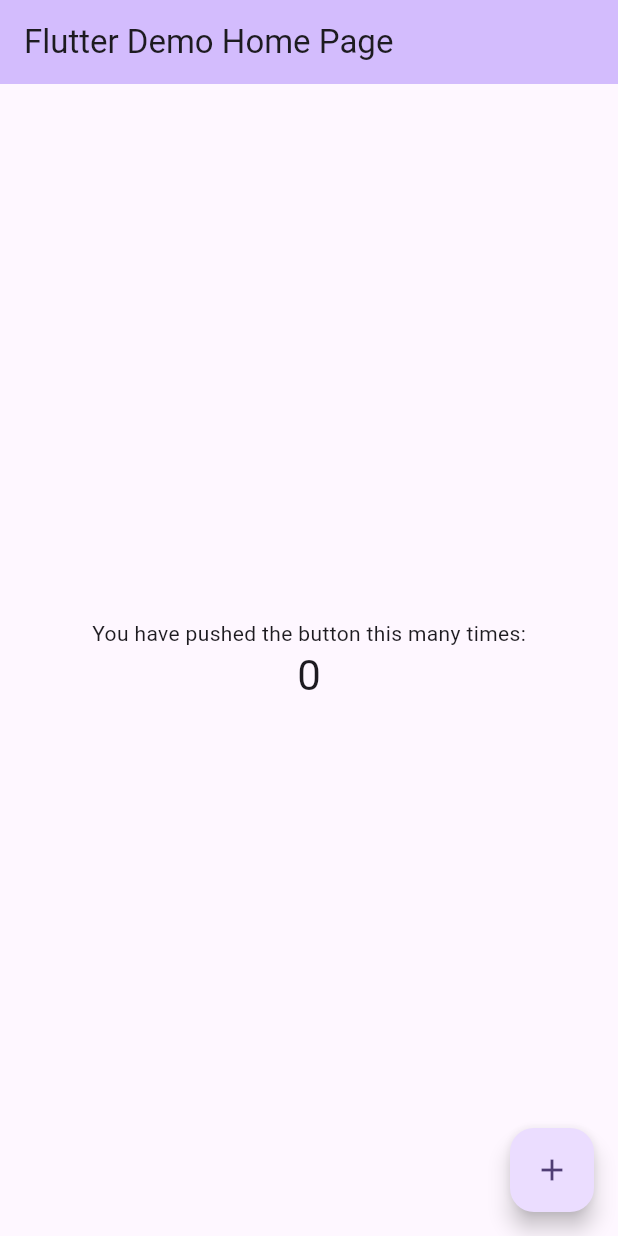
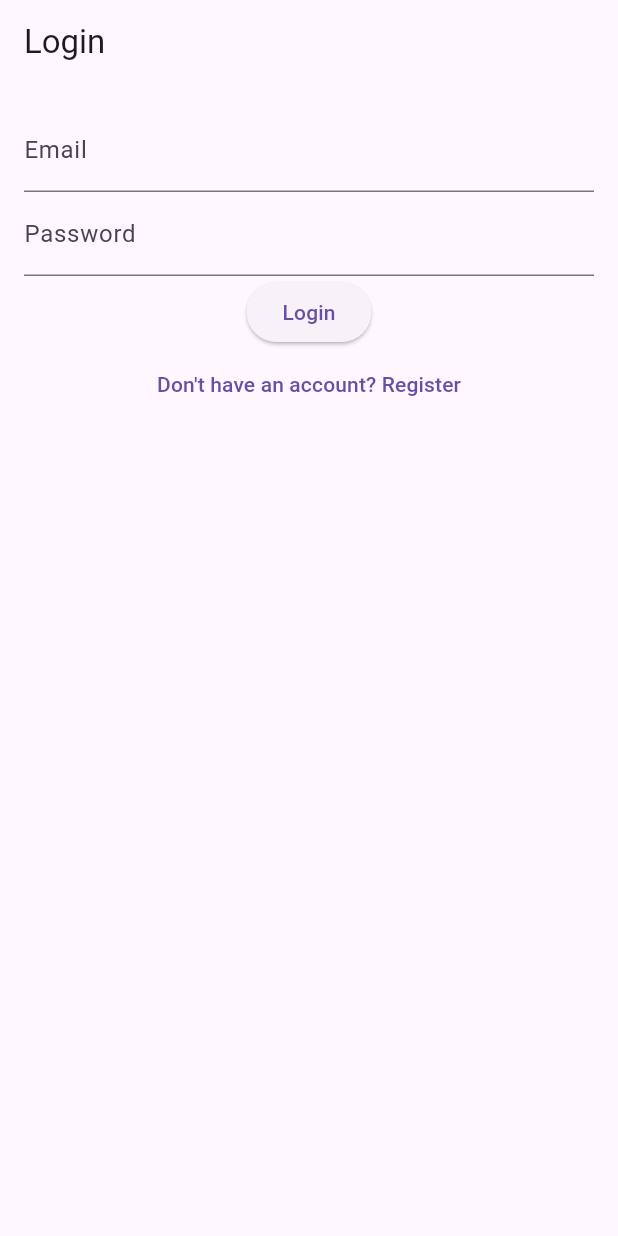
Before and after one commit to Orden14/Flutter-project, a Flutter app: the screen it shows after launch, on a phone screen of 412 x 824 dp. Run offline on Flutter 3.47's test engine with Material 3 defaults, Android fonts, the phone set to English and light mode, and no system bars; our stand-ins replace firebase_auth, firebase_core; accounts and stored records are empty.

Commit message:
add basic auth system with firebase

```diff
--- /dev/null
+++ b/lib/auth/login_page.dart
@@ -0,0 +1,99 @@
+import 'package:flutter/material.dart';
+import 'package:firebase_auth/firebase_auth.dart';
+import '../home/welcome_page.dart';
+
+class LoginPage extends StatefulWidget {
+  const LoginPage({super.key});
+
+  @override
+  State<LoginPage> createState() => _LoginPageState();
+}
+
+class _LoginPageState extends State<LoginPage> {
+  final emailController = TextEditingController();
+  final passwordController = TextEditingController();
+  bool isLogin = true;
+
+  Future<void> authenticate() async {
+    try {
+      if (isLogin) {
+        await FirebaseAuth.instance.signInWithEmailAndPassword(
+          email: emailController.text.trim(),
+          password: passwordController.text.trim(),
+        );
+      } else {
+        await FirebaseAuth.instance.createUserWithEmailAndPassword(
+          email: emailController.text.trim(),
+          password: passwordController.text.trim(),
+        );
+      }
+      // Only navigate if authentication succeeds
+      if (FirebaseAuth.instance.currentUser != null) {
+        Navigator.of(context).pushReplacement(
+          MaterialPageRoute(builder: (context) => const WelcomePage()),
+        );
+      }
+    } on FirebaseAuthException catch (e) {
+      String message;
+      switch (e.code) {
+        case 'user-not-found':
+          message = 'No user found for that email.';
+          break;
+        case 'wrong-password':
+          message = 'Wrong password provided.';
+          break;
+        case 'email-already-in-use':
+          message = 'Email is already in use.';
+          break;
+        case 'invalid-email':
+          message = 'Invalid email address.';
+          break;
+        case 'network-request-failed':
+          message = 'Network error. Please check your connection.';
+          break;
+        default:
+          message = 'Error: ${e.code}${e.message != null ? ' - ${e.message}' : ''}';
+      }
+      ScaffoldMessenger.of(context).showSnackBar(
+        SnackBar(content: Text(message)),
+      );
+    } catch (e) {
+      ScaffoldMessenger.of(context).showSnackBar(
+        SnackBar(content: Text('Unexpected error: ${e.toString()}')),
+      );
+    }
+  }
+
+  @override
+  Widget build(BuildContext context) {
+    return Scaffold(
+      appBar: AppBar(title: Text(isLogin ? 'Login' : 'Register')),
+      body: Padding(
+        padding: const EdgeInsets.all(16),
+        child: Column(
+          children: [
+            TextField(
+              controller: emailController,
+              decoration: const InputDecoration(labelText: 'Email'),
+            ),
+            TextField(
+              controller: passwordController,
+              decoration: const InputDecoration(labelText: 'Password'),
+              obscureText: true,
+            ),
+            ElevatedButton(
+              onPressed: authenticate,
+              child: Text(isLogin ? 'Login' : 'Register'),
+            ),
+            TextButton(
+              onPressed: () => setState(() => isLogin = !isLogin),
+              child: Text(isLogin
+                  ? 'Don\'t have an account? Register'
+                  : 'Already have an account? Login'),
+            ),
+          ],
+        ),
+      ),
+    );
+  }
+}
--- a/lib/main.dart
+++ b/lib/main.dart
@@ -1,122 +1,34 @@
 import 'package:flutter/material.dart';
+import 'auth/login_page.dart';
+import 'firebase_options.dart';
+import 'package:firebase_core/firebase_core.dart';
+import 'package:firebase_auth/firebase_auth.dart';
 
-void main() {
+import 'home/welcome_page.dart';
+
+void main() async {
+  WidgetsFlutterBinding.ensureInitialized();
+  await Firebase.initializeApp(
+    options: DefaultFirebaseOptions.currentPlatform,
+  );
   runApp(const MyApp());
 }
 
 class MyApp extends StatelessWidget {
   const MyApp({super.key});
-
-  // This widget is the root of your application.
   @override
   Widget build(BuildContext context) {
     return MaterialApp(
-      title: 'Flutter Demo',
-      theme: ThemeData(
-        // This is the theme of your application.
-        //
-        // TRY THIS: Try running your application with "flutter run". You'll see
-        // the application has a purple toolbar. Then, without quitting the app,
-        // try changing the seedColor in the colorScheme below to Colors.green
-        // and then invoke "hot reload" (save your changes or press the "hot
-        // reload" button in a Flutter-supported IDE, or press "r" if you used
-        // the command line to start the app).
-        //
-        // Notice that the counter didn't reset back to zero; the application
-        // state is not lost during the reload. To reset the state, use hot
-        // restart instead.
-        //
-        // This works for code too, not just values: Most code changes can be
-        // tested with just a hot reload.
-        colorScheme: ColorScheme.fromSeed(seedColor: Colors.deepPurple),
+      title: 'Flutter Firebase Auth',
+      home: StreamBuilder<User?>(
+        stream: FirebaseAuth.instance.authStateChanges(),
+        builder: (context, snapshot) {
+          if (snapshot.hasData) {
+            return const WelcomePage();
+          }
+          return const LoginPage();
+        },
       ),
-      home: const MyHomePage(title: 'Flutter Demo Home Page'),
     );
   }
 }
-
-class MyHomePage extends StatefulWidget {
-  const MyHomePage({super.key, required this.title});
-
-  // This widget is the home page of your application. It is stateful, meaning
-  // that it has a State object (defined below) that contains fields that affect
-  // how it looks.
-
-  // This class is the configuration for the state. It holds the values (in this
-  // case the title) provided by the parent (in this case the App widget) and
-  // used by the build method of the State. Fields in a Widget subclass are
-  // always marked "final".
-
-  final String title;
-
-  @override
-  State<MyHomePage> createState() => _MyHomePageState();
-}
-
-class _MyHomePageState extends State<MyHomePage> {
-  int _counter = 0;
-
-  void _incrementCounter() {
-    setState(() {
-      // This call to setState tells the Flutter framework that something has
-      // changed in this State, which causes it to rerun the build method below
-      // so that the display can reflect the updated values. If we changed
-      // _counter without calling setState(), then the build method would not be
-      // called again, and so nothing would appear to happen.
-      _counter++;
-    });
-  }
-
-  @override
-  Widget build(BuildContext context) {
-    // This method is rerun every time setState is called, for instance as done
-    // by the _incrementCounter method above.
-    //
-    // The Flutter framework has been optimized to make rerunning build methods
-    // fast, so that you can just rebuild anything that needs updating rather
-    // than having to individually change instances of widgets.
-    return Scaffold(
-      appBar: AppBar(
-        // TRY THIS: Try changing the color here to a specific color (to
-        // Colors.amber, perhaps?) and trigger a hot reload to see the AppBar
-        // change color while the other colors stay the same.
-        backgroundColor: Theme.of(context).colorScheme.inversePrimary,
-        // Here we take the value from the MyHomePage object that was created by
-        // the App.build method, and use it to set our appbar title.
-        title: Text(widget.title),
-      ),
-      body: Center(
-        // Center is a layout widget. It takes a single child and positions it
-        // in the middle of the parent.
-        child: Column(
-          // Column is also a layout widget. It takes a list of children and
-          // arranges them vertically. By default, it sizes itself to fit its
-          // children horizontally, and tries to be as tall as its parent.
-          //
-          // Column has various properties to control how it sizes itself and
-          // how it positions its children. Here we use mainAxisAlignment to
-          // center the children vertically; the main axis here is the vertical
-          // axis because Columns are vertical (the cross axis would be
-          // horizontal).
-          //
-          // TRY THIS: Invoke "debug painting" (choose the "Toggle Debug Paint"
-          // action in the IDE, or press "p" in the console), to see the
-          // wireframe for each widget.
-          mainAxisAlignment: MainAxisAlignment.center,
-          children: <Widget>[
-            const Text('You have pushed the button this many times:'),
-            Text(
-              '$_counter',
-              style: Theme.of(context).textTheme.headlineMedium,
-            ),
-          ],
-        ),
-      ),
-      floatingActionButton: FloatingActionButton(
-        onPressed: _incrementCounter,
-        tooltip: 'Increment',
-        child: const Icon(Icons.add),
-      ), // This trailing comma makes auto-formatting nicer for build methods.
-    );
-  }
-}
--- a/pubspec.yaml
+++ b/pubspec.yaml
@@ -30,6 +30,8 @@ environment:
 dependencies:
   flutter:
     sdk: flutter
+  firebase_core: ^4.0.0
+  firebase_auth: ^6.0.1
 
   # The following adds the Cupertino Icons font to your application.
   # Use with the CupertinoIcons class for iOS style icons.
```
Also changed, not shown: lib/home/welcome_page.dart (added, +17 -0 lines), firebase.json (added), lib/firebase_options.dart (added), pubspec.lock, 6 other files.
